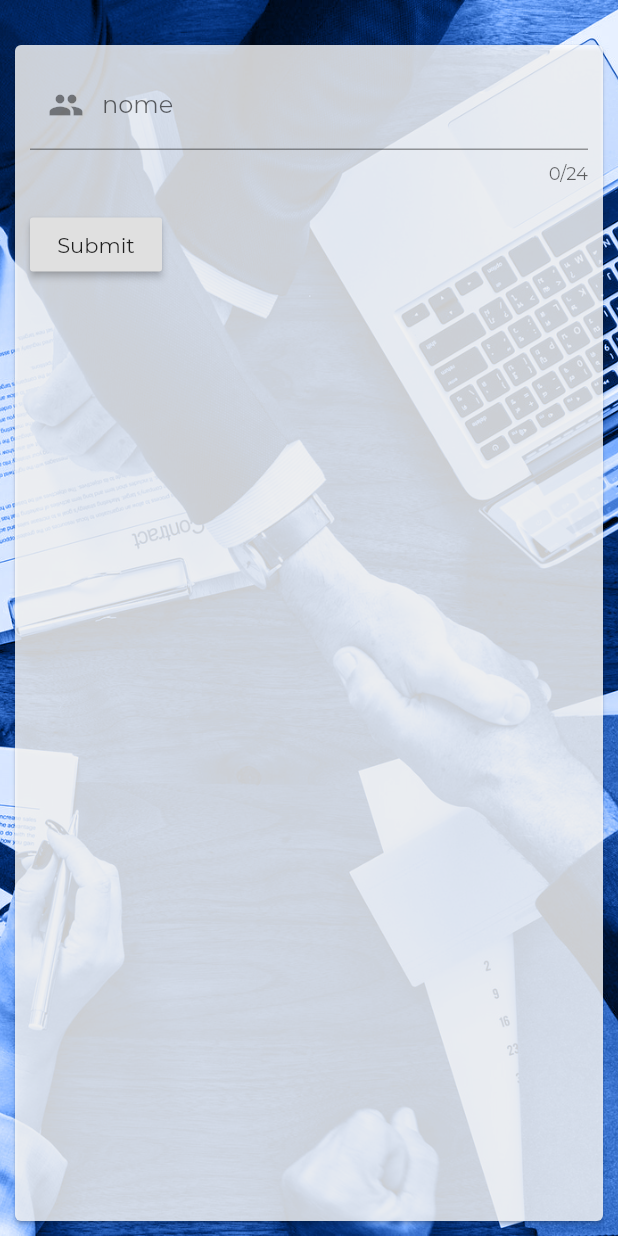
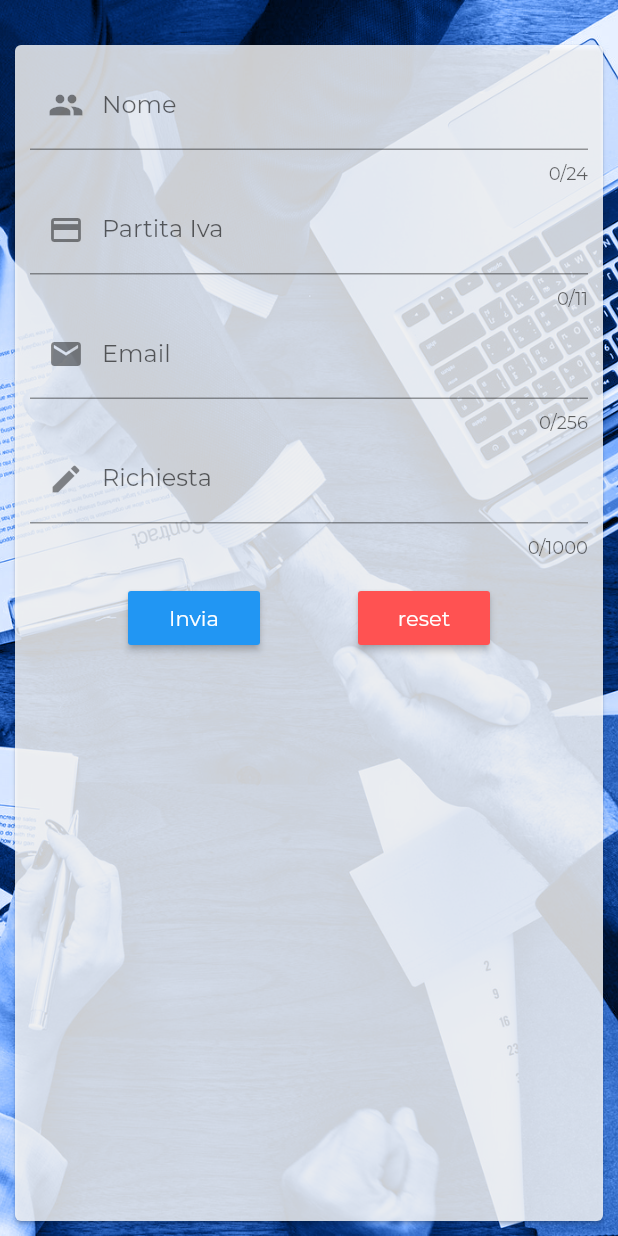
Before and after one commit to jari-mattia/innova_service_flutter_project, a Flutter app: the Intervento screen opened directly, on a phone screen of 412 x 824 dp. Run offline on Flutter 3.47's test engine with Material 2 defaults, Android fonts, the phone set to English and light mode, and no system bars; our stand-ins replace image_picker; missing offline and left inert: flutter_launch; project files that could hold a hidden picture were left out.

Commit message:
//TODO form_privato

```diff
--- a/lib/form_azienda.dart
+++ b/lib/form_azienda.dart
@@ -14,11 +14,49 @@ class FormAziendaState extends State<FormAzienda> {
   // Note: This is a `GlobalKey<FormState>`, not a GlobalKey<MyCustomFormState>!
   final _formKey = GlobalKey<FormState>();
 
+  bool _autoValidate = false;
+
+  void _validateInputs() {
+    if (_formKey.currentState.validate()) {
+//    If all data are correct then save data to out variables
+      _formKey.currentState.save();
+    } else {
+//    If all data are not valid then start auto validation.
+      setState(() {
+        _autoValidate = true;
+      });
+    }
+  }
+
+  String validateEmail(String value) {
+    Pattern pattern =
+        r'^(([^<>()[\]\\.,;:\s@\"]+(\.[^<>()[\]\\.,;:\s@\"]+)*)|(\".+\"))@((\[[0-9]{1,3}\.[0-9]{1,3}\.[0-9]{1,3}\.[0-9]{1,3}\])|(([a-zA-Z\-0-9]+\.)+[a-zA-Z]{2,}))$';
+    RegExp regex = new RegExp(pattern);
+    if (!regex.hasMatch(value))
+      return 'Enter Valid Email';
+    else
+      return null;
+  }
+
+  String validatePartitaIva(String value) {
+    Pattern pattern = r'^[0-9]{11}$';
+    RegExp regex = new RegExp(pattern);
+    if (!regex.hasMatch(value))
+      return 'Enter Valid Partita Iva';
+    else
+      return null;
+  }
+
+  void _resetForm(){
+    _formKey.currentState.reset();
+  }
+
   @override
   Widget build(BuildContext context) {
     // Build a Form widget using the _formKey we created above
     return Form(
         key: _formKey,
+        autovalidate: _autoValidate,
         child: Container(
           padding: EdgeInsets.symmetric(horizontal: 10.0, vertical: 10.0),
           child: Column(
@@ -26,28 +64,65 @@ class FormAziendaState extends State<FormAzienda> {
               children: <Widget>[
                 TextFormField(
                   maxLength: 24,
-                  decoration: InputDecoration(labelText: 'nome',  prefixIcon: Icon(Icons.group)),
+                  decoration: InputDecoration(
+                      labelText: 'Nome', prefixIcon: Icon(Icons.group)),
+                  validator: (String arg) {
+                    if (arg.length < 3)
+                      return 'Name must be more than 2 character';
+                    else
+                      return null;
+                  },
+                ), // We'll build this out in the next steps!
+
+                TextFormField(
+                    maxLength: 11,
+                    decoration: InputDecoration(
+                        labelText: 'Partita Iva',
+                        prefixIcon: Icon(Icons.payment)),
+                    keyboardType: TextInputType.number,
+                    validator: validatePartitaIva), // We'l
+
+                TextFormField(
+                    maxLength: 256,
+                    decoration: InputDecoration(
+                        labelText: 'Email', prefixIcon: Icon(Icons.email)),
+                    keyboardType: TextInputType.emailAddress,
+                    validator: validateEmail), // We'
+
+                TextFormField(
+                  maxLength: 1000,
+                  decoration: InputDecoration(
+                      labelText: 'Richiesta', prefixIcon: Icon(Icons.edit)),
+                  maxLines: null,
+                  keyboardType: TextInputType.multiline,
                   validator: (value) {
-                    if (value.isEmpty ) {
+                    if (value.isEmpty) {
                       return 'Please enter some text';
                     }
                   },
-                ), // We'll build this out in the next steps!
-                Padding(
-                  padding: const EdgeInsets.symmetric(vertical: 16.0),
-                  child: RaisedButton(
-                    onPressed: () {
-                      // Validate will return true if the form is valid, or false if
-                      // the form is invalid.
-                      if (_formKey.currentState.validate()) {
-                        // If the form is valid, we want to show a Snackbar
-                        Scaffold.of(context).showSnackBar(
-                            SnackBar(content: Text('Processing Data')));
-                      }
-                    },
-                    child: Text('Submit'),
-                  ),
+                ),
+                Row(
+                  mainAxisAlignment: MainAxisAlignment.spaceEvenly,
+                  children: <Widget>[
+                    Padding(
+                      padding: const EdgeInsets.symmetric(vertical: 16.0),
+                      child: RaisedButton(
+                        color: Theme.of(context).primaryColor,
+                        onPressed: _validateInputs,
+                        child: Text('Invia',style:TextStyle(color: Colors.white)),
+                      ),
+                    ),
+                    Padding(
+                      padding: const EdgeInsets.symmetric(vertical: 16.0),
+                      child: RaisedButton(
+                        color: Colors.redAccent,
+                        onPressed: _resetForm,
+                        child: Text('reset',style:TextStyle(color: Colors.white)),
+                      ),
+                    ),
+                  ],
                 )
+
               ]),
         ));
   }
```
Also changed, not shown: 1 other file.
